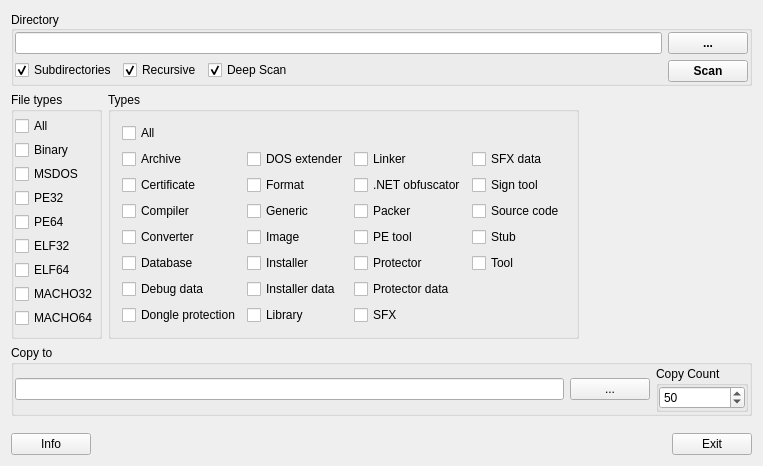
The window that gui_source/guimainwindow.ui (horsicq/NFD-sort) describes before a commit, drawn with Qt 5.
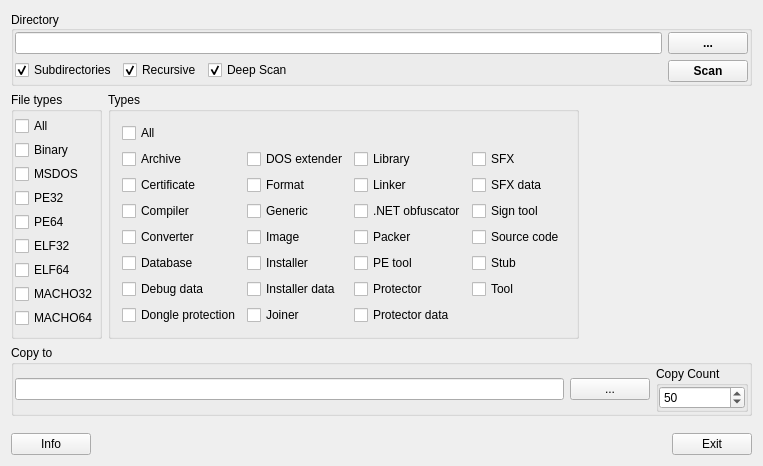
The same window after the commit.

Diff of the .ui file:
```diff
--- a/gui_source/guimainwindow.ui
+++ b/gui_source/guimainwindow.ui
@@ -218,13 +218,6 @@
          <string>Types</string>
         </property>
         <layout class="QGridLayout" name="gridLayout">
-         <item row="3" column="0">
-          <widget class="QCheckBox" name="checkBoxCertificate">
-           <property name="text">
-            <string>Certificate</string>
-           </property>
-          </widget>
-         </item>
          <item row="6" column="0">
           <widget class="QCheckBox" name="checkBoxConverter">
            <property name="text">
@@ -232,13 +225,6 @@
            </property>
           </widget>
          </item>
-         <item row="5" column="0">
-          <widget class="QCheckBox" name="checkBoxCompiler">
-           <property name="text">
-            <string>Compiler</string>
-           </property>
-          </widget>
-         </item>
          <item row="7" column="0">
           <widget class="QCheckBox" name="checkBoxDatabase">
            <property name="text">
@@ -246,17 +232,10 @@
            </property>
           </widget>
          </item>
-         <item row="8" column="0">
-          <widget class="QCheckBox" name="checkBoxDebugData">
+         <item row="3" column="0">
+          <widget class="QCheckBox" name="checkBoxCertificate">
            <property name="text">
-            <string>Debug data</string>
-           </property>
-          </widget>
-         </item>
-         <item row="2" column="0">
-          <widget class="QCheckBox" name="checkBoxArchive">
-           <property name="text">
-            <string>Archive</string>
+            <string>Certificate</string>
            </property>
           </widget>
          </item>
@@ -267,13 +246,6 @@
            </property>
           </widget>
          </item>
-         <item row="14" column="0">
-          <widget class="QCheckBox" name="checkBoxDongleProtection">
-           <property name="text">
-            <string>Dongle protection</string>
-           </property>
-          </widget>
-         </item>
          <item row="2" column="1">
           <widget class="QCheckBox" name="checkBoxDOSExtender">
            <property name="text">
@@ -281,6 +253,34 @@
            </property>
           </widget>
          </item>
+         <item row="8" column="3">
+          <widget class="QCheckBox" name="checkBoxTool">
+           <property name="text">
+            <string>Tool</string>
+           </property>
+          </widget>
+         </item>
+         <item row="7" column="3">
+          <widget class="QCheckBox" name="checkBoxStub">
+           <property name="text">
+            <string>Stub</string>
+           </property>
+          </widget>
+         </item>
+         <item row="2" column="3">
+          <widget class="QCheckBox" name="checkBoxSFX">
+           <property name="text">
+            <string>SFX</string>
+           </property>
+          </widget>
+         </item>
+         <item row="8" column="1">
+          <widget class="QCheckBox" name="checkBoxInstallerData">
+           <property name="text">
+            <string>Installer data</string>
+           </property>
+          </widget>
+         </item>
          <item row="3" column="1">
           <widget class="QCheckBox" name="checkBoxFormat">
            <property name="text">
@@ -288,10 +288,10 @@
            </property>
           </widget>
          </item>
-         <item row="5" column="1">
-          <widget class="QCheckBox" name="checkBoxGeneric">
+         <item row="2" column="0">
+          <widget class="QCheckBox" name="checkBoxArchive">
            <property name="text">
-            <string>Generic</string>
+            <string>Archive</string>
            </property>
           </widget>
          </item>
@@ -302,6 +302,27 @@
            </property>
           </widget>
          </item>
+         <item row="5" column="1">
+          <widget class="QCheckBox" name="checkBoxGeneric">
+           <property name="text">
+            <string>Generic</string>
+           </property>
+          </widget>
+         </item>
+         <item row="6" column="3">
+          <widget class="QCheckBox" name="checkBoxSourceCode">
+           <property name="text">
+            <string>Source code</string>
+           </property>
+          </widget>
+         </item>
+         <item row="14" column="0">
+          <widget class="QCheckBox" name="checkBoxDongleProtection">
+           <property name="text">
+            <string>Dongle protection</string>
+           </property>
+          </widget>
+         </item>
          <item row="7" column="1">
           <widget class="QCheckBox" name="checkBoxInstaller">
            <property name="text">
@@ -309,70 +330,28 @@
            </property>
           </widget>
          </item>
-         <item row="8" column="1">
-          <widget class="QCheckBox" name="checkBoxInstallerData">
+         <item row="8" column="0">
+          <widget class="QCheckBox" name="checkBoxDebugData">
            <property name="text">
-            <string>Installer data</string>
-           </property>
-          </widget>
-         </item>
-         <item row="14" column="1">
-          <widget class="QCheckBox" name="checkBoxLibrary">
-           <property name="text">
-            <string>Library</string>
-           </property>
-          </widget>
-         </item>
-         <item row="2" column="2">
-          <widget class="QCheckBox" name="checkBoxLinker">
-           <property name="text">
-            <string>Linker</string>
-           </property>
-          </widget>
-         </item>
-         <item row="3" column="2">
-          <widget class="QCheckBox" name="checkBoxNETObfuscator">
-           <property name="text">
-            <string>.NET obfuscator</string>
-           </property>
-          </widget>
-         </item>
-         <item row="5" column="2">
-          <widget class="QCheckBox" name="checkBoxPacker">
-           <property name="text">
-            <string>Packer</string>
-           </property>
-          </widget>
-         </item>
-         <item row="6" column="3">
-          <widget class="QCheckBox" name="checkBoxStub">
-           <property name="text">
-            <string>Stub</string>
-           </property>
-          </widget>
-         </item>
-         <item row="7" column="3">
-          <widget class="QCheckBox" name="checkBoxTool">
-           <property name="text">
-            <string>Tool</string>
+            <string>Debug data</string>
            </property>
           </widget>
          </item>
          <item row="5" column="3">
-          <widget class="QCheckBox" name="checkBoxSourceCode">
-           <property name="text">
-            <string>Source code</string>
-           </property>
-          </widget>
-         </item>
-         <item row="3" column="3">
           <widget class="QCheckBox" name="checkBoxSignTool">
            <property name="text">
             <string>Sign tool</string>
            </property>
           </widget>
          </item>
-         <item row="2" column="3">
+         <item row="5" column="0">
+          <widget class="QCheckBox" name="checkBoxCompiler">
+           <property name="text">
+            <string>Compiler</string>
+           </property>
+          </widget>
+         </item>
+         <item row="3" column="3">
           <widget class="QCheckBox" name="checkBoxSFXData">
            <property name="text">
             <string>SFX data</string>
@@ -380,33 +359,61 @@
           </widget>
          </item>
          <item row="14" column="2">
-          <widget class="QCheckBox" name="checkBoxSFX">
-           <property name="text">
-            <string>SFX</string>
-           </property>
-          </widget>
-         </item>
-         <item row="8" column="2">
           <widget class="QCheckBox" name="checkBoxProtectorData">
            <property name="text">
             <string>Protector data</string>
            </property>
           </widget>
          </item>
-         <item row="7" column="2">
+         <item row="8" column="2">
           <widget class="QCheckBox" name="checkBoxProtector">
            <property name="text">
             <string>Protector</string>
            </property>
           </widget>
          </item>
-         <item row="6" column="2">
+         <item row="7" column="2">
           <widget class="QCheckBox" name="checkBoxPETool">
            <property name="text">
             <string>PE tool</string>
            </property>
           </widget>
          </item>
+         <item row="6" column="2">
+          <widget class="QCheckBox" name="checkBoxPacker">
+           <property name="text">
+            <string>Packer</string>
+           </property>
+          </widget>
+         </item>
+         <item row="5" column="2">
+          <widget class="QCheckBox" name="checkBoxNETObfuscator">
+           <property name="text">
+            <string>.NET obfuscator</string>
+           </property>
+          </widget>
+         </item>
+         <item row="3" column="2">
+          <widget class="QCheckBox" name="checkBoxLinker">
+           <property name="text">
+            <string>Linker</string>
+           </property>
+          </widget>
+         </item>
+         <item row="2" column="2">
+          <widget class="QCheckBox" name="checkBoxLibrary">
+           <property name="text">
+            <string>Library</string>
+           </property>
+          </widget>
+         </item>
+         <item row="14" column="1">
+          <widget class="QCheckBox" name="checkBoxJoiner">
+           <property name="text">
+            <string>Joiner</string>
+           </property>
+          </widget>
+         </item>
         </layout>
        </widget>
       </item>
```
